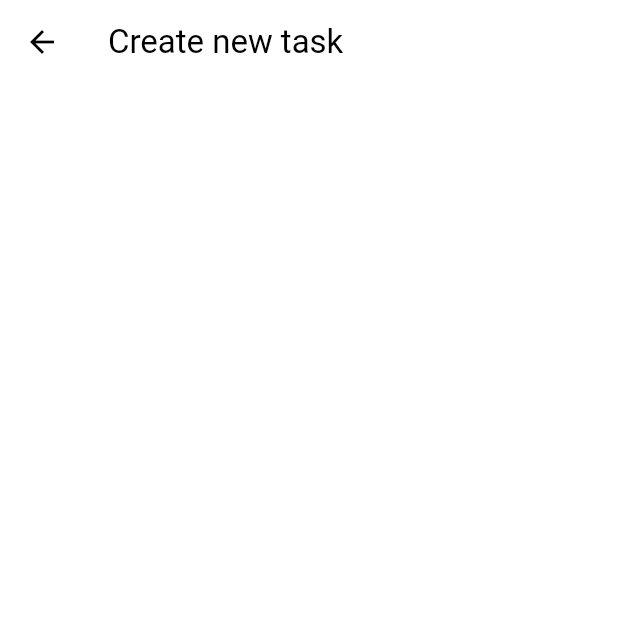
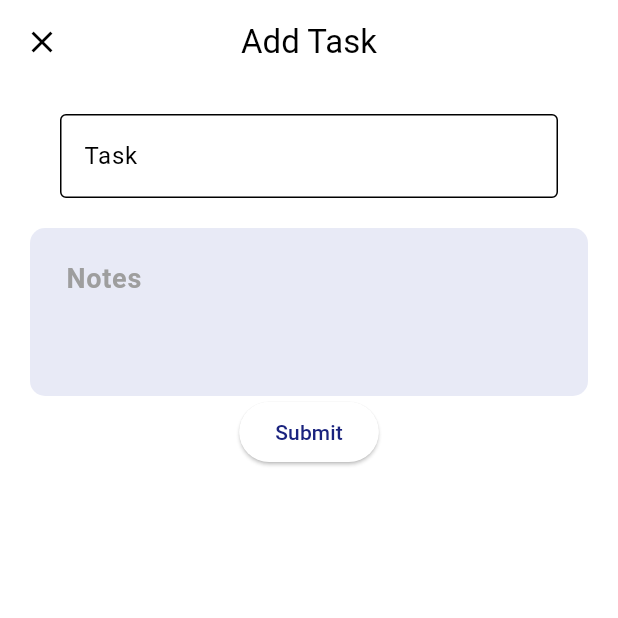
Before and after one commit to Gepeet/todo-week1, a Flutter app: the NewItemPage screen opened directly, on a phone screen of 412 x 824 dp, the top half of it. Run offline on Flutter 3.47's test engine with Material 3 defaults, Android fonts, the phone set to English and light mode, and no system bars.

Commit message:
copied 1st input

```diff
--- a/lib/pages/new_item_page.dart
+++ b/lib/pages/new_item_page.dart
@@ -1,14 +1,103 @@
 import 'package:flutter/material.dart';
 
-class NewItemPage extends StatelessWidget{
+class NewItemPage extends StatefulWidget{
    const NewItemPage({super.key});
+
+   @override
+   NewItemState createState()=> NewItemState();
+}
+
+class NewItemState extends State<NewItemPage>{
+
+   final titleController = TextEditingController();
+   final notesController = TextEditingController();
+
+   @override
+   void dispose(){
+      titleController.dispose();
+      notesController.dispose();
+      super.dispose();
+   }
 
    @override
    Widget build(BuildContext context){
       return SafeArea(
          child: Scaffold(
             appBar: AppBar(
-               title: Text('Create new task')
+               leading: IconButton(
+                  icon: const Icon(Icons.close),
+                  onPressed: (){
+                     Navigator.of(context).pop();
+                  }
+               ),
+               centerTitle:true,
+               title:const Text('Add Task')
+            ),
+            body: Padding(
+               padding: EdgeInsets.only(left:20,right:20),
+               child:
+               Column(
+               children:[
+
+                  //Task input
+                 Padding(
+                     padding:const EdgeInsets.all(20),
+                     child:
+                        TextField(
+                        controller: titleController,
+                        decoration:const InputDecoration(
+                           border: OutlineInputBorder(),
+                           hintText: 'Task',
+                        )
+                     )
+                  ),
+
+                  //Notes input
+                  Container(
+                     decoration: BoxDecoration(
+                        color: Theme.of(context).colorScheme.primaryContainer,
+                        borderRadius: BorderRadius.circular(10)
+                     ),
+                     child:
+                  Padding(
+                     padding: const EdgeInsets.all(20),
+                     child:
+                        TextField(
+                        minLines:3,
+                        maxLines:10,
+                        keyboardType: TextInputType.multiline,
+                        controller: notesController,
+                        decoration: InputDecoration.collapsed(
+                           filled:true,
+                           fillColor: Theme.of(context).colorScheme.primaryContainer,
+                           hintText: 'Notes',
+                           hintStyle: TextStyle(
+                                    color: Theme.of(context).colorScheme.onTertiaryContainer,
+                                    fontSize: 18,
+                                    fontWeight: FontWeight.w700
+                                 )
+                        )
+                     ),
+                  ),
+                  ),
+
+
+                  //Submit button
+                  ElevatedButton(
+                     onPressed:(){
+                        showDialog(
+                        context: context,
+                           builder: (context){
+                              return AlertDialog(
+                                 content: Text(notesController.text),
+                              );
+                           }
+                     );
+                     },
+                     child: Text('Submit')
+                  )
+               ]
+            )
             )
          )
       );
```
